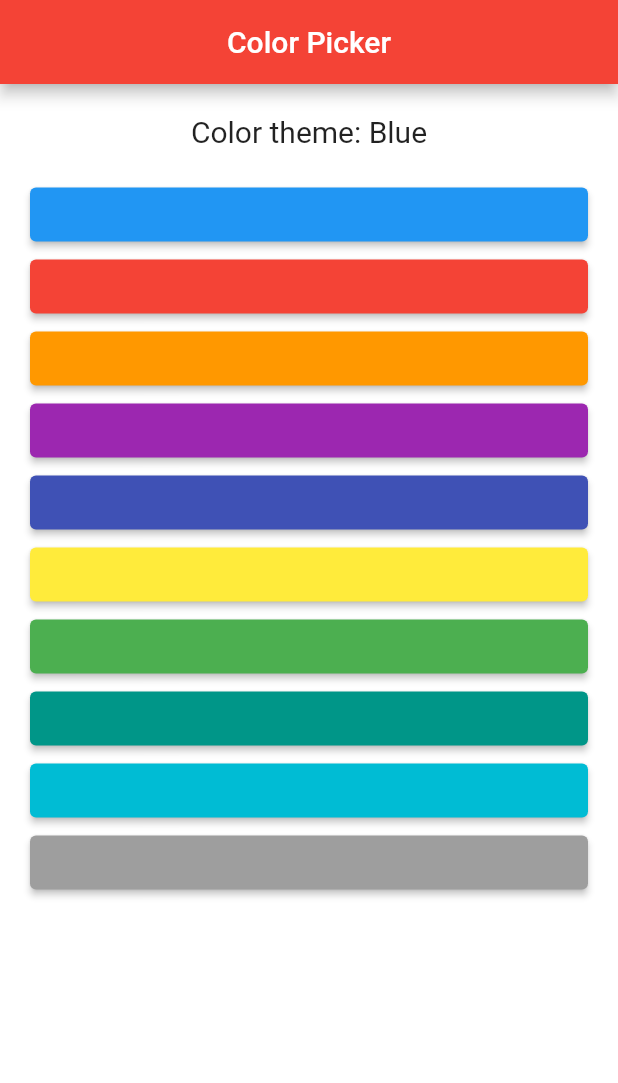
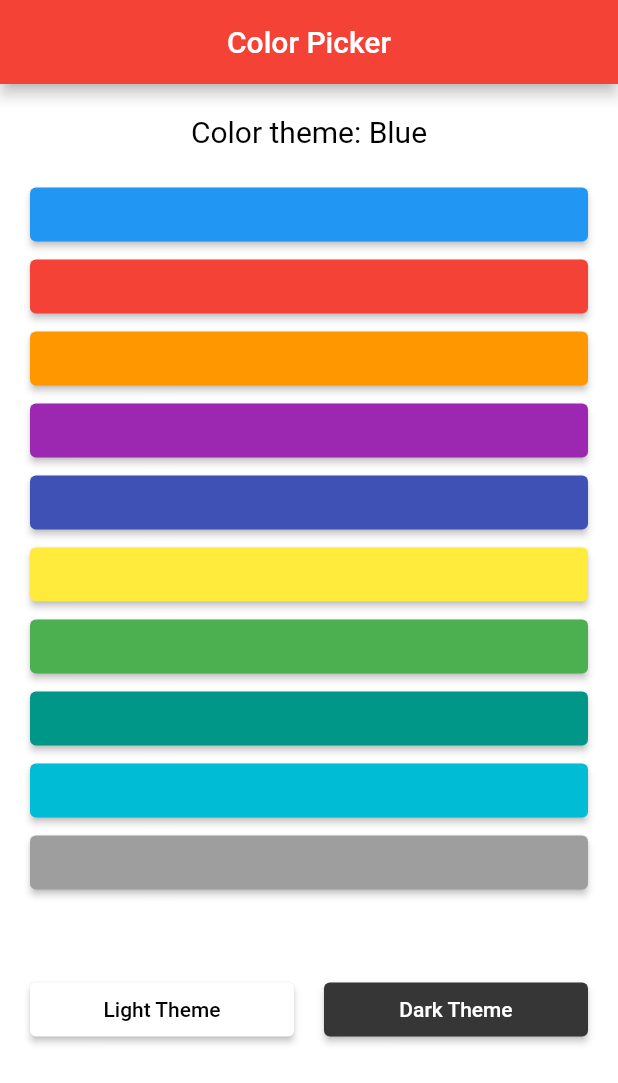
Before and after one commit to nick747/f_color_picker, a Flutter app: the screen it shows after launch, on a phone screen of 412 x 824 dp. Shown: the top 1083 px of the screen. Run offline on Flutter 3.47's test engine with Material 2 defaults, Android fonts, the phone set to English and light mode, and no system bars.

Commit message:
Added light / dark theme buttons

```diff
--- a/lib/view/home_screen.dart
+++ b/lib/view/home_screen.dart
@@ -11,8 +11,12 @@ class MyHomePage extends StatefulWidget {
 
 class _MyHomePageState extends State<MyHomePage> {
 
+  var black = 0xff363636;
+  var white = Colors.white;
+
   var appBarColor = Colors.red;
   var bgColor = Colors.white;
+  var secondaryColor = Colors.black;
 
   @override
   Widget build(BuildContext context) {
@@ -28,7 +32,7 @@ class _MyHomePageState extends State<MyHomePage> {
             padding: const EdgeInsets.all(20.0),
             child: Column(
                 children: [
-                  const Text('Color theme: Blue', style: TextStyle(fontSize: 20),),
+                  Text('Color theme: Blue', style: TextStyle(fontSize: 20, color: secondaryColor),),
                   const SizedBox(
                     height: 20,
                   ),
@@ -165,6 +169,45 @@ class _MyHomePageState extends State<MyHomePage> {
 
                   const SizedBox(
                     height: 50,
+                  ),
+
+                  SizedBox(
+                    width: double.infinity,
+                    child: Row(
+                      children: [
+                        Expanded(
+                          flex: 3,
+                          child: ElevatedButton(
+                            onPressed: () {
+                              bgColor = white;
+                              secondaryColor = Colors.black;
+                              setState(() {});
+                            },
+                            child: const Text('Light Theme', style: TextStyle(color: Colors.black),),
+                            style: ElevatedButton.styleFrom(
+                              backgroundColor: Colors.white,
+                            ),
+                          ),
+                        ),
+                        const SizedBox(
+                          width: 20,
+                        ),
+                        Expanded(
+                          flex: 3,
+                          child: ElevatedButton(
+                            onPressed: () {
+                              bgColor = Color(black);
+                              secondaryColor = Colors.white;
+                              setState(() {});
+                            },
+                            child: const Text('Dark Theme'),
+                            style: ElevatedButton.styleFrom(
+                              backgroundColor: Color(black),
+                            ),
+                          ),
+                        ),
+                      ],
+                    ),
                   )
                 ],
               ),
```
